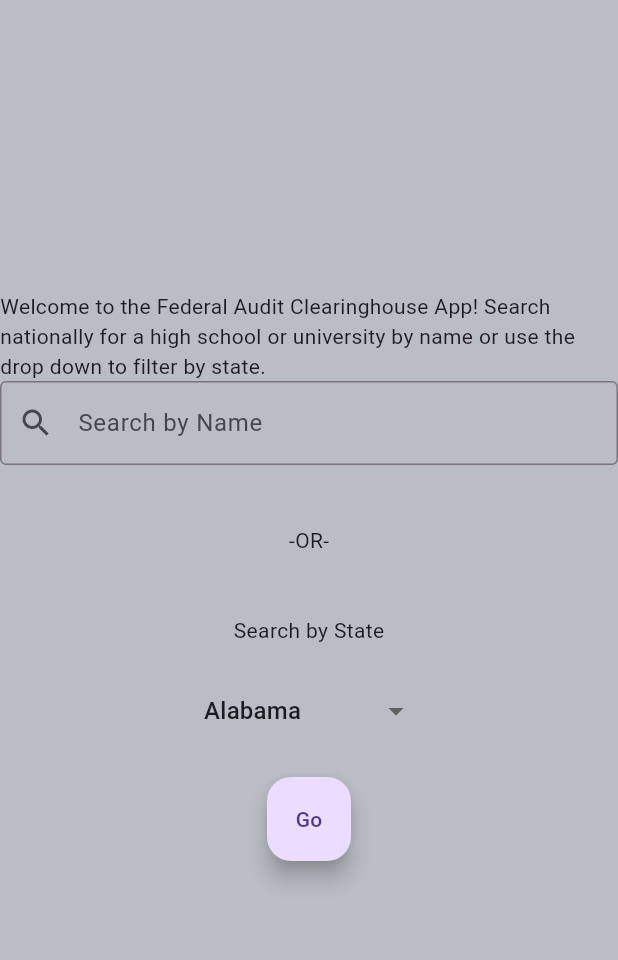
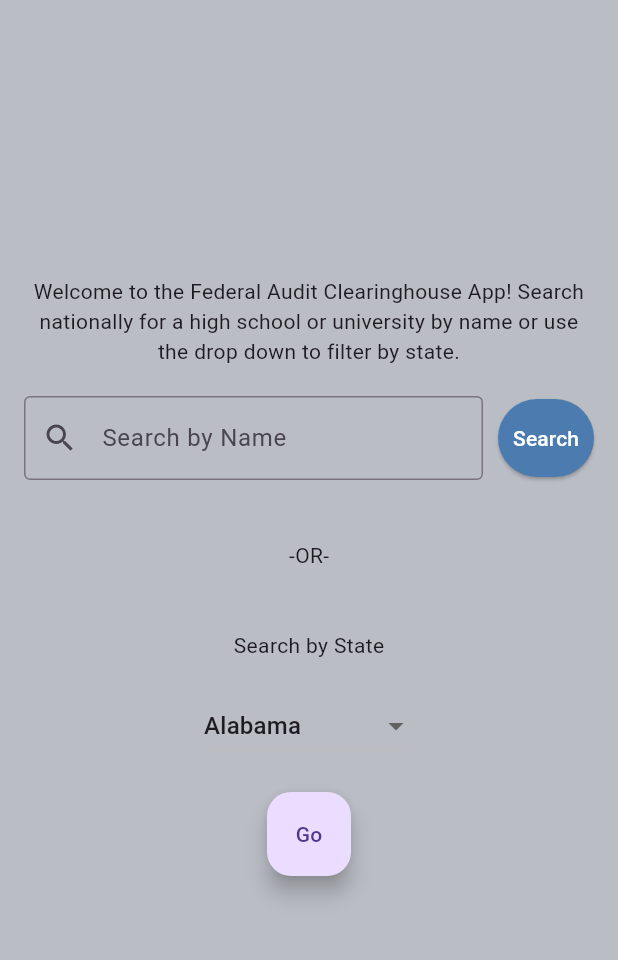
Before and after one commit to dylcarinc/Final-Project, a Flutter app: the screen it shows after launch, on a phone screen of 412 x 824 dp, the part 84-1044 px from its top. Run offline on Flutter 3.47's test engine with Material 3 defaults, Android fonts, the light colour scheme and no system bars; our stand-ins replace pie_chart.

Commit message:
Search by name functionality
Updated main.dart with improved UI, including search by name field and state dropdown. There's not a button next the the search by college field.

```diff
--- a/school_audit_navigator/lib/main.dart
+++ b/school_audit_navigator/lib/main.dart
@@ -1,10 +1,9 @@
 import 'package:flutter/material.dart';
 import 'package:school_audit_navigator/ResultsPage.dart';
 import 'package:school_audit_navigator/objects/states.dart';
-import 'api.dart';
+import 'package:school_audit_navigator/api.dart';
 
 void main() {
-  searchColleges(true, 'ar');
   runApp(
     MaterialApp(
       home: const MyHomePage(title: "School Audit Navigator"),
@@ -15,13 +14,8 @@ void main() {
   );
 }
 
-
 class MyHomePage extends StatefulWidget {
   const MyHomePage({super.key, required this.title});
-
-  // This class is the configuration for the state. It holds the values (in this
-  // case the title) provided by the parent (in this case the App widget) and
-  // used by the build method of the State. Fields in a Widget subclass are always marked "final".
 
   final String title;
   @override
@@ -30,36 +24,75 @@ class MyHomePage extends StatefulWidget {
 
 class _MyHomePageState extends State<MyHomePage> {
   States stateValue = States.al;
+  final TextEditingController _searchController = TextEditingController();
+
+  void _performSearch(BuildContext context) async {
+    String searchText = _searchController.text.trim();
+    if (searchText.isNotEmpty) {
+      await Navigator.push(
+        context,
+        MaterialPageRoute(
+          builder: (context) => ResultsPage(collegeName: searchText),
+        ),
+      );
+    }
+  }
+
   @override
   Widget build(BuildContext context) {
-
     return Scaffold(
-
       appBar: AppBar(
         backgroundColor: const Color.fromARGB(255, 76, 124, 175),
         title: Text(widget.title),
       ),
-
       body: Center(
+        child: Padding(
+          padding: const EdgeInsets.all(16.0),
           child: Column(
             mainAxisAlignment: MainAxisAlignment.center,
             children: <Widget>[
-            const Text("Welcome to the Federal Audit Clearinghouse App! Search nationally for a high school or university by name or use the drop down to filter by state."),
-            const TextField(decoration: InputDecoration(
+              const Text(
+                "Welcome to the Federal Audit Clearinghouse App! Search nationally for a high school or university by name or use the drop down to filter by state.",
+                textAlign: TextAlign.center,
+              ),
+              const SizedBox(height: 20.0),
+              Row(
+                children: [
+                  Expanded(
+                    child: TextField(
+                      controller: _searchController,
+                      decoration: const InputDecoration(
                         labelText: 'Search by Name',
                         border: OutlineInputBorder(),
                         prefixIcon: Icon(Icons.search),
-        ),),
-
-          const SizedBox(height: 40.0,),
-          const Text('-OR-',),
+                      ),
+                      onSubmitted: (_) => _performSearch(context),
+                    ),
+                  ),
+                  const SizedBox(width: 10.0),
+                  ElevatedButton(
+                    onPressed: () => _performSearch(context),
+                    style: ElevatedButton.styleFrom(
+                      backgroundColor: const Color.fromARGB(255, 76, 124, 175),
+                      padding: const EdgeInsets.symmetric(vertical: 16.0),
+                    ),
+                    child: const Text('Search',
+                      style: TextStyle(color: Colors.white),
+                    ),
+                  ),
+                ],
+              ),
+              const SizedBox(height: 40.0),
+              const Text('-OR-'),
               const SizedBox(height: 40.0),
               const Text('Search by State'),
-          const SizedBox(height: 20,),
+              const SizedBox(height: 20.0),
               DropdownButton<States>(
                 items: States.values.map((States classType) {
                   return DropdownMenuItem<States>(
-                value: classType, child: Text(classType.state));
+                    value: classType,
+                    child: Text(classType.state),
+                  );
                 }).toList(),
                 value: stateValue,
                 onChanged: (States? newValue) {
@@ -68,20 +101,21 @@ class _MyHomePageState extends State<MyHomePage> {
                   });
                 },
               ),
-        const SizedBox(height: 20,),
+              const SizedBox(height: 20.0),
               FloatingActionButton(
                 onPressed: () async {
                   await Navigator.push(
                     context,
                     MaterialPageRoute(
-              builder: (context) => ResultsPage  (selectedState: stateValue,)
-            )
+                      builder: (context) => ResultsPage(selectedState: stateValue),
+                    ),
                   );
                 },
                 child: const Text('Go')
               ),
             ]
           ),
+        ),
       )
     );
   }
```
Also changed, not shown: school_audit_navigator/lib/ResultsPage.dart (+56 -28 lines), school_audit_navigator/lib/api.dart (+19 -25 lines), 1 other file. Lines whose indentation alone changed are shown as unchanged.
